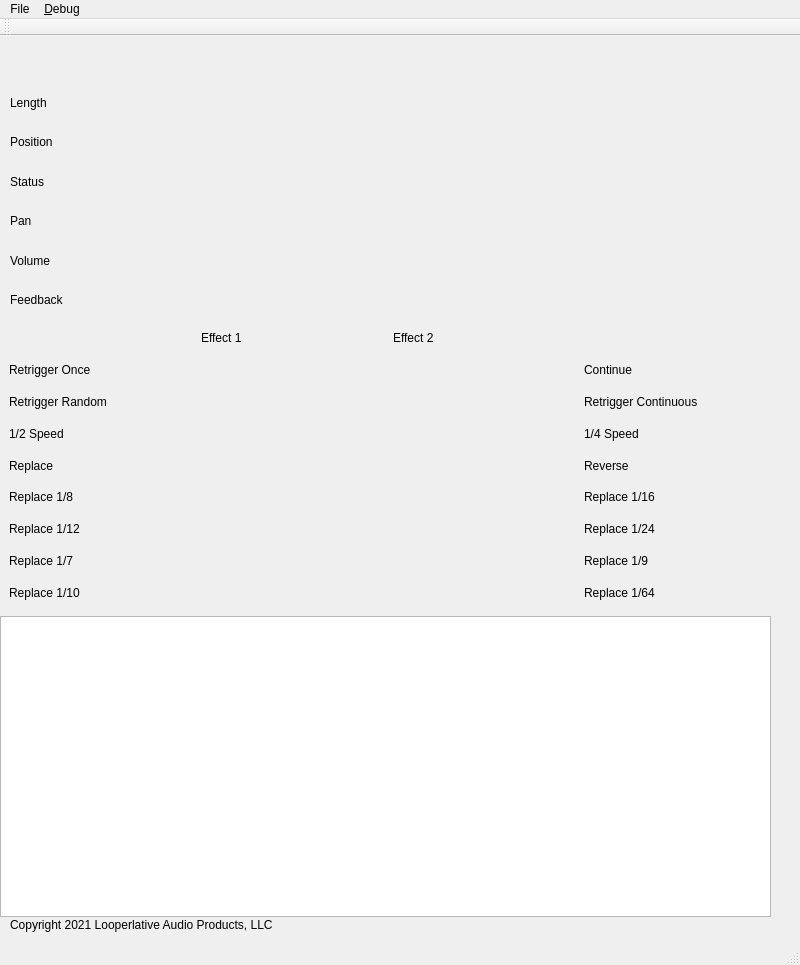
Above: lp2ctrlui.ui from looperlative/lpmidimon before the change. Below: the same form after it.
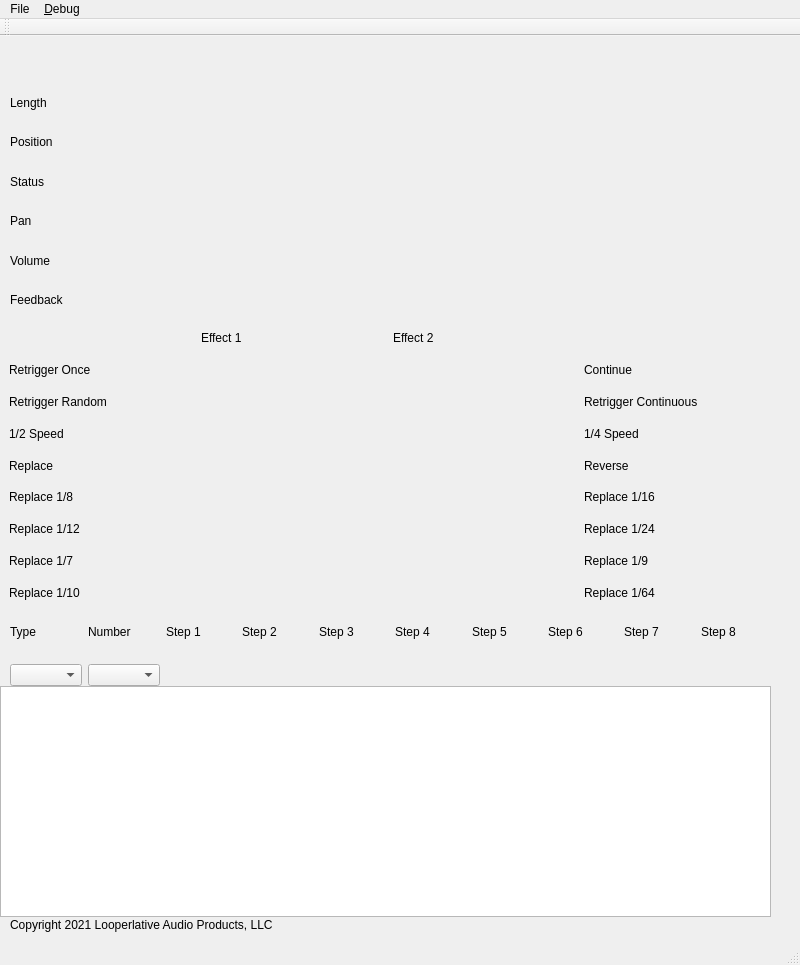
That is the form after the change. Icons and pictures are not drawn.

Commit message: Request MIDI button config from LP1/LP2

The edit to the form file:
```diff
--- a/lp2ctrlui.ui
+++ b/lp2ctrlui.ui
@@ -87,9 +87,9 @@
     <property name="geometry">
      <rect>
       <x>0</x>
-      <y>580</y>
+      <y>650</y>
       <width>771</width>
-      <height>301</height>
+      <height>231</height>
      </rect>
     </property>
     <property name="font">
@@ -250,6 +250,94 @@
      </item>
     </layout>
    </widget>
+   <widget class="QWidget" name="gridLayoutWidget_3">
+    <property name="geometry">
+     <rect>
+      <x>10</x>
+      <y>570</y>
+      <width>761</width>
+      <height>80</height>
+     </rect>
+    </property>
+    <layout class="QGridLayout" name="gridLayout_3" rowminimumheight="0,0">
+     <item row="0" column="8">
+      <widget class="QLabel" name="label_35">
+       <property name="text">
+        <string>Step 7</string>
+       </property>
+      </widget>
+     </item>
+     <item row="0" column="9">
+      <widget class="QLabel" name="label_36">
+       <property name="text">
+        <string>Step 8</string>
+       </property>
+      </widget>
+     </item>
+     <item row="0" column="2">
+      <widget class="QLabel" name="label_29">
+       <property name="text">
+        <string>Step 1</string>
+       </property>
+      </widget>
+     </item>
+     <item row="0" column="3">
+      <widget class="QLabel" name="label_30">
+       <property name="text">
+        <string>Step 2</string>
+       </property>
+      </widget>
+     </item>
+     <item row="0" column="0">
+      <widget class="QLabel" name="label_10">
+       <property name="text">
+        <string>Type</string>
+       </property>
+      </widget>
+     </item>
+     <item row="0" column="1">
+      <widget class="QLabel" name="label_14">
+       <property name="text">
+        <string>Number</string>
+       </property>
+      </widget>
+     </item>
+     <item row="0" column="4">
+      <widget class="QLabel" name="label_31">
+       <property name="text">
+        <string>Step 3</string>
+       </property>
+      </widget>
+     </item>
+     <item row="0" column="7">
+      <widget class="QLabel" name="label_34">
+       <property name="text">
+        <string>Step 6</string>
+       </property>
+      </widget>
+     </item>
+     <item row="0" column="5">
+      <widget class="QLabel" name="label_32">
+       <property name="text">
+        <string>Step 4</string>
+       </property>
+      </widget>
+     </item>
+     <item row="0" column="6">
+      <widget class="QLabel" name="label_33">
+       <property name="text">
+        <string>Step 5</string>
+       </property>
+      </widget>
+     </item>
+     <item row="1" column="0">
+      <widget class="QComboBox" name="midibtntype"/>
+     </item>
+     <item row="1" column="1">
+      <widget class="QComboBox" name="midibtnnum"/>
+     </item>
+    </layout>
+   </widget>
   </widget>
   <widget class="QMenuBar" name="menubar">
    <property name="geometry">
```
Left out of the diff: 2 changed lines with no effect on the pictures. The commit also changes 4 other files.
